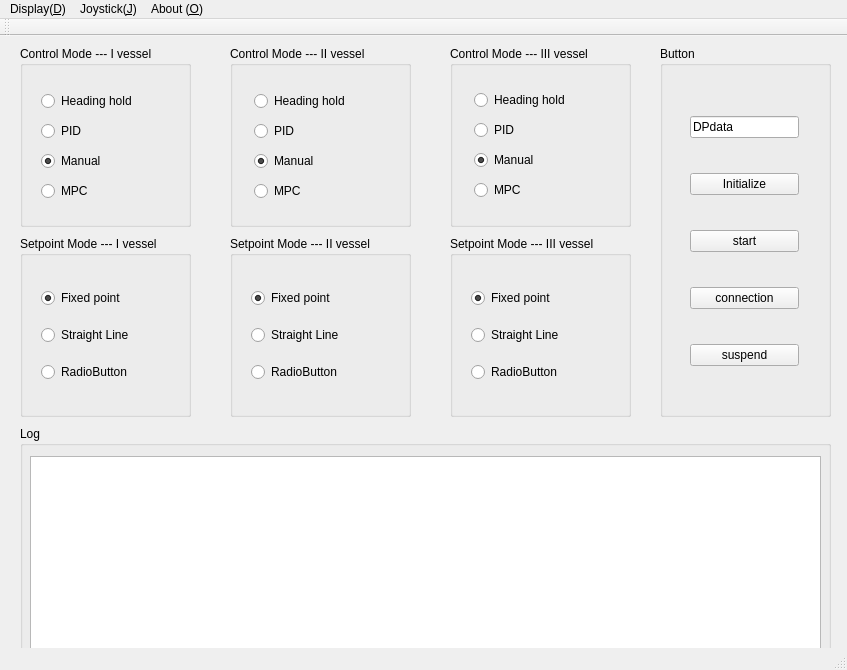
First picture: the form in DPfloatover/QT/mainwindow.ui, repository Forrest-Z/USV-robotics, before the edit.
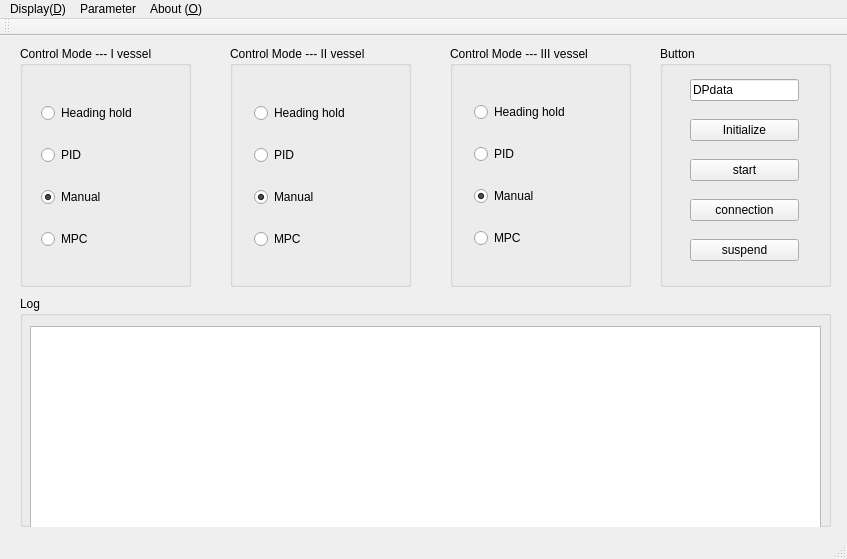
Second picture: the form after the edit.

Diff of the .ui file:
```diff
--- a/DPfloatover/QT/mainwindow.ui
+++ b/DPfloatover/QT/mainwindow.ui
@@ -7,7 +7,7 @@
     <x>0</x>
     <y>0</y>
     <width>847</width>
-    <height>670</height>
+    <height>559</height>
    </rect>
   </property>
   <property name="windowTitle">
@@ -18,7 +18,7 @@
     <property name="geometry">
      <rect>
       <x>20</x>
-      <y>390</y>
+      <y>260</y>
       <width>811</width>
       <height>231</height>
      </rect>
@@ -46,7 +46,7 @@
       <x>20</x>
       <y>10</y>
       <width>171</width>
-      <height>181</height>
+      <height>241</height>
      </rect>
     </property>
     <property name="title">
@@ -58,7 +58,7 @@
        <x>10</x>
        <y>30</y>
        <width>151</width>
-       <height>141</height>
+       <height>201</height>
       </rect>
      </property>
      <layout class="QVBoxLayout" name="verticalLayout">
@@ -96,65 +96,13 @@
      </layout>
     </widget>
    </widget>
-   <widget class="QGroupBox" name="setpointI">
-    <property name="geometry">
-     <rect>
-      <x>20</x>
-      <y>200</y>
-      <width>171</width>
-      <height>181</height>
-     </rect>
-    </property>
-    <property name="title">
-     <string>Setpoint Mode --- I vessel</string>
-    </property>
-    <widget class="QWidget" name="layoutWidget">
-     <property name="geometry">
-      <rect>
-       <x>10</x>
-       <y>30</y>
-       <width>151</width>
-       <height>141</height>
-      </rect>
-     </property>
-     <layout class="QVBoxLayout" name="verticalLayout_2">
-      <item>
-       <widget class="QRadioButton" name="RB_fixedpointI">
-        <property name="text">
-         <string>Fixed point</string>
-        </property>
-        <property name="checkable">
-         <bool>true</bool>
-        </property>
-        <property name="checked">
-         <bool>true</bool>
-        </property>
-       </widget>
-      </item>
-      <item>
-       <widget class="QRadioButton" name="RB_straightlineI">
-        <property name="text">
-         <string>Straight Line</string>
-        </property>
-       </widget>
-      </item>
-      <item>
-       <widget class="QRadioButton" name="radioButton_3">
-        <property name="text">
-         <string>RadioButton</string>
-        </property>
-       </widget>
-      </item>
-     </layout>
-    </widget>
-   </widget>
    <widget class="QGroupBox" name="control_mode_II">
     <property name="geometry">
      <rect>
       <x>230</x>
       <y>10</y>
       <width>181</width>
-      <height>181</height>
+      <height>241</height>
      </rect>
     </property>
     <property name="title">
@@ -166,7 +114,7 @@
        <x>13</x>
        <y>30</y>
        <width>151</width>
-       <height>141</height>
+       <height>201</height>
       </rect>
      </property>
      <layout class="QVBoxLayout" name="verticalLayout_3">
@@ -204,62 +152,13 @@
      </layout>
     </widget>
    </widget>
-   <widget class="QGroupBox" name="setmode_II">
-    <property name="geometry">
-     <rect>
-      <x>230</x>
-      <y>200</y>
-      <width>181</width>
-      <height>181</height>
-     </rect>
-    </property>
-    <property name="title">
-     <string>Setpoint Mode --- II vessel</string>
-    </property>
-    <widget class="QWidget" name="layoutWidget">
-     <property name="geometry">
-      <rect>
-       <x>10</x>
-       <y>30</y>
-       <width>161</width>
-       <height>141</height>
-      </rect>
-     </property>
-     <layout class="QVBoxLayout" name="verticalLayout_4">
-      <item>
-       <widget class="QRadioButton" name="RB_fixedpointII">
-        <property name="text">
-         <string>Fixed point</string>
-        </property>
-        <property name="checked">
-         <bool>true</bool>
-        </property>
-       </widget>
-      </item>
-      <item>
-       <widget class="QRadioButton" name="RB_straightlineII">
-        <property name="text">
-         <string>Straight Line</string>
-        </property>
-       </widget>
-      </item>
-      <item>
-       <widget class="QRadioButton" name="radioButton_4">
-        <property name="text">
-         <string>RadioButton</string>
-        </property>
-       </widget>
-      </item>
-     </layout>
-    </widget>
-   </widget>
    <widget class="QGroupBox" name="Button">
     <property name="geometry">
      <rect>
       <x>660</x>
       <y>10</y>
       <width>171</width>
-      <height>371</height>
+      <height>241</height>
      </rect>
     </property>
     <property name="title">
@@ -269,9 +168,9 @@
      <property name="geometry">
       <rect>
        <x>19</x>
-       <y>30</y>
+       <y>10</y>
        <width>131</width>
-       <height>331</height>
+       <height>231</height>
       </rect>
      </property>
      <layout class="QVBoxLayout" name="verticalLayout_5">
@@ -319,7 +218,7 @@
       <x>450</x>
       <y>10</y>
       <width>181</width>
-      <height>181</height>
+      <height>241</height>
      </rect>
     </property>
     <property name="title">
@@ -331,7 +230,7 @@
        <x>13</x>
        <y>29</y>
        <width>161</width>
-       <height>141</height>
+       <height>201</height>
       </rect>
      </property>
      <layout class="QVBoxLayout" name="verticalLayout_6">
@@ -369,55 +268,6 @@
      </layout>
     </widget>
    </widget>
-   <widget class="QGroupBox" name="SetmodelII">
-    <property name="geometry">
-     <rect>
-      <x>450</x>
-      <y>200</y>
-      <width>181</width>
-      <height>181</height>
-     </rect>
-    </property>
-    <property name="title">
-     <string>Setpoint Mode --- III vessel</string>
-    </property>
-    <widget class="QWidget" name="layoutWidget">
-     <property name="geometry">
-      <rect>
-       <x>10</x>
-       <y>30</y>
-       <width>161</width>
-       <height>141</height>
-      </rect>
-     </property>
-     <layout class="QVBoxLayout" name="verticalLayout_7">
-      <item>
-       <widget class="QRadioButton" name="RB_fixedpointIII">
-        <property name="text">
-         <string>Fixed point</string>
-        </property>
-        <property name="checked">
-         <bool>true</bool>
-        </property>
-       </widget>
-      </item>
-      <item>
-       <widget class="QRadioButton" name="RB_straightlineIII">
-        <property name="text">
-         <string>Straight Line</string>
-        </property>
-       </widget>
-      </item>
-      <item>
-       <widget class="QRadioButton" name="radioButton">
-        <property name="text">
-         <string>RadioButton</string>
-        </property>
-       </widget>
-      </item>
-     </layout>
-    </widget>
-   </widget>
   </widget>
   <widget class="QMenuBar" name="menuBar">
    <property name="geometry">
@@ -442,7 +292,7 @@
    </widget>
    <widget class="QMenu" name="menuJoystick">
     <property name="title">
-     <string>Joystick(&amp;J)</string>
+     <string>Parameter</string>
     </property>
     <addaction name="actionGamepad_G"/>
    </widget>
```
Left out of the diff: 8 changed lines with no effect on the pictures.
